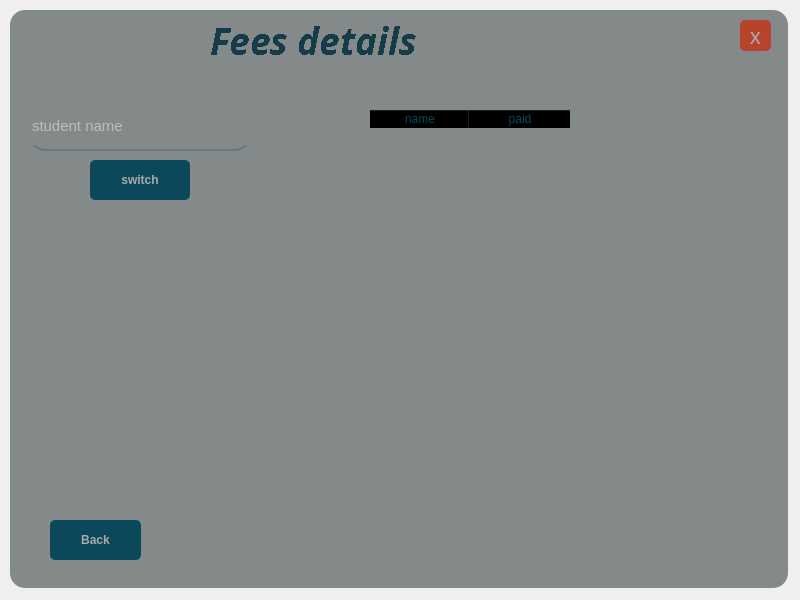
IxBahy/EDU-center-system, file UIs/fees_table.ui: the form before one commit.
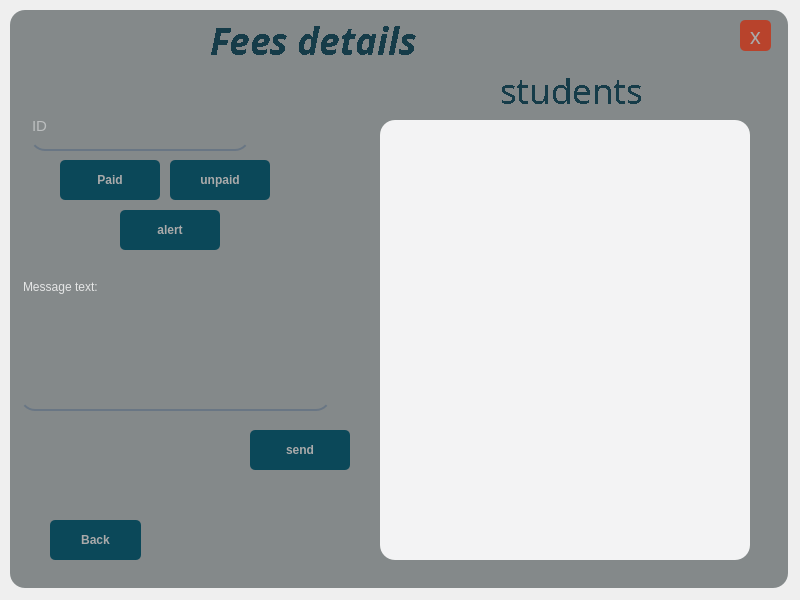
The form after the commit.

```diff
--- a/UIs/fees_table.ui
+++ b/UIs/fees_table.ui
@@ -174,63 +174,7 @@
       <string>Back</string>
      </property>
     </widget>
-    <widget class="QTableWidget" name="tableWidget">
-     <property name="geometry">
-      <rect>
-       <x>360</x>
-       <y>100</y>
-       <width>401</width>
-       <height>341</height>
-      </rect>
-     </property>
-     <property name="styleSheet">
-      <string notr="true">background-color: rgba(255, 255, 255, 0);
-color: rgb(10, 70, 86);</string>
-     </property>
-     <column>
-      <property name="text">
-       <string>name</string>
-      </property>
-      <property name="background">
-       <color alpha="0">
-        <red>0</red>
-        <green>0</green>
-        <blue>0</blue>
-       </color>
-      </property>
-      <property name="foreground">
-       <brush brushstyle="SolidPattern">
-        <color alpha="255">
-         <red>10</red>
-         <green>70</green>
-         <blue>86</blue>
-        </color>
-       </brush>
-      </property>
-     </column>
-     <column>
-      <property name="text">
-       <string>paid</string>
-      </property>
-      <property name="background">
-       <color alpha="0">
-        <red>0</red>
-        <green>0</green>
-        <blue>0</blue>
-       </color>
-      </property>
-      <property name="foreground">
-       <brush brushstyle="SolidPattern">
-        <color alpha="255">
-         <red>10</red>
-         <green>70</green>
-         <blue>86</blue>
-        </color>
-       </brush>
-      </property>
-     </column>
-    </widget>
-    <widget class="QLineEdit" name="first_Name">
+    <widget class="QLineEdit" name="id">
      <property name="geometry">
       <rect>
        <x>20</x>
@@ -252,13 +196,13 @@
 padding-bottom:7px;</string>
      </property>
      <property name="placeholderText">
-      <string>student name</string>
+      <string>ID</string>
      </property>
     </widget>
     <widget class="QPushButton" name="switch_Button">
      <property name="geometry">
       <rect>
-       <x>80</x>
+       <x>50</x>
        <y>150</y>
        <width>100</width>
        <height>40</height>
@@ -301,7 +245,269 @@
 </string>
      </property>
      <property name="text">
-      <string>switch</string>
+      <string>Paid</string>
+     </property>
+    </widget>
+    <widget class="QListWidget" name="students_List">
+     <property name="geometry">
+      <rect>
+       <x>370</x>
+       <y>110</y>
+       <width>370</width>
+       <height>440</height>
+      </rect>
+     </property>
+     <property name="styleSheet">
+      <string notr="true">background-color: rgba(255, 255, 255,230);
+font: 57 12pt &quot;Dubai Medium&quot;;</string>
+     </property>
+    </widget>
+    <widget class="QLabel" name="list_Name">
+     <property name="geometry">
+      <rect>
+       <x>490</x>
+       <y>20</y>
+       <width>181</width>
+       <height>121</height>
+      </rect>
+     </property>
+     <property name="font">
+      <font>
+       <family>Dubai Medium</family>
+       <pointsize>26</pointsize>
+       <weight>50</weight>
+       <italic>false</italic>
+       <bold>false</bold>
+       <underline>false</underline>
+       <strikeout>false</strikeout>
+       <stylestrategy>NoAntialias</stylestrategy>
+       <kerning>true</kerning>
+      </font>
+     </property>
+     <property name="styleSheet">
+      <string notr="true">color:rgb(22, 60, 73);
+background:none;</string>
+     </property>
+     <property name="text">
+      <string>students</string>
+     </property>
+    </widget>
+    <widget class="QPushButton" name="alert_Button">
+     <property name="geometry">
+      <rect>
+       <x>110</x>
+       <y>200</y>
+       <width>100</width>
+       <height>40</height>
+      </rect>
+     </property>
+     <property name="maximumSize">
+      <size>
+       <width>100</width>
+       <height>40</height>
+      </size>
+     </property>
+     <property name="font">
+      <font>
+       <pointsize>9</pointsize>
+       <weight>75</weight>
+       <bold>true</bold>
+      </font>
+     </property>
+     <property name="styleSheet">
+      <string notr="true">QPushButton#alert_Button{
+	
+	
+	background-color: rgb(11, 72, 89);
+	border-radius:5px;
+color:rgb(170, 170, 170);
+}
+QPushButton#alert_Button:hover{	
+	background-color: qlineargradient(spread:pad, x1:0.99, y1:1, x2:0, y2:0, stop:0.119403 rgba(19, 122, 150, 255), stop:0.791045 rgba(37, 44, 38, 255));
+	border-radius:5px;
+color:rgb(170, 170, 170);
+}
+QPushButton#alert_Button:pressed{
+	padding-left:5px;
+padding-top:5px;
+	background-color: qlineargradient(spread:pad, x1:0.99, y1:1, x2:0, y2:0, stop:0.119403 rgba(4, 29, 36, 255), stop:0.791045 rgba(37, 44, 38, 255));
+	border-radius:5px;
+color:rgb(170, 170, 170);
+}
+
+</string>
+     </property>
+     <property name="text">
+      <string>alert</string>
+     </property>
+    </widget>
+    <widget class="QPushButton" name="unpaid_Button">
+     <property name="geometry">
+      <rect>
+       <x>160</x>
+       <y>150</y>
+       <width>100</width>
+       <height>40</height>
+      </rect>
+     </property>
+     <property name="maximumSize">
+      <size>
+       <width>100</width>
+       <height>40</height>
+      </size>
+     </property>
+     <property name="font">
+      <font>
+       <pointsize>9</pointsize>
+       <weight>75</weight>
+       <bold>true</bold>
+      </font>
+     </property>
+     <property name="styleSheet">
+      <string notr="true">QPushButton#unpaid_Button{
+	
+	
+	background-color: rgb(11, 72, 89);
+	border-radius:5px;
+color:rgb(170, 170, 170);
+}
+QPushButton#unpaid_Button:hover{	
+	background-color: qlineargradient(spread:pad, x1:0.99, y1:1, x2:0, y2:0, stop:0.119403 rgba(19, 122, 150, 255), stop:0.791045 rgba(37, 44, 38, 255));
+	border-radius:5px;
+color:rgb(170, 170, 170);
+}
+QPushButton#unpaid_Button:pressed{
+	padding-left:5px;
+padding-top:5px;
+	background-color: qlineargradient(spread:pad, x1:0.99, y1:1, x2:0, y2:0, stop:0.119403 rgba(4, 29, 36, 255), stop:0.791045 rgba(37, 44, 38, 255));
+	border-radius:5px;
+color:rgb(170, 170, 170);
+}
+
+</string>
+     </property>
+     <property name="text">
+      <string>unpaid</string>
+     </property>
+    </widget>
+    <widget class="QLabel" name="note_msg">
+     <property name="geometry">
+      <rect>
+       <x>20</x>
+       <y>470</y>
+       <width>261</width>
+       <height>21</height>
+      </rect>
+     </property>
+     <property name="styleSheet">
+      <string notr="true">font: 10pt &quot;MS Shell Dlg 2&quot;;
+background-color: rgba(255, 255, 255, 0);
+color: rgb(143,0,0);</string>
+     </property>
+     <property name="text">
+      <string/>
+     </property>
+    </widget>
+    <widget class="QTextEdit" name="message_text">
+     <property name="geometry">
+      <rect>
+       <x>10</x>
+       <y>290</y>
+       <width>311</width>
+       <height>111</height>
+      </rect>
+     </property>
+     <property name="font">
+      <font>
+       <family>Dubai Medium</family>
+       <pointsize>15</pointsize>
+      </font>
+     </property>
+     <property name="styleSheet">
+      <string notr="true">background-color: rgba(0, 0, 0,0);
+border:none;
+border-bottom:2px solid rgba(105,118,132,255);
+color:rgba(255, 255, 255,230);
+padding-bottom:7px;</string>
+     </property>
+     <property name="html">
+      <string>&lt;!DOCTYPE HTML PUBLIC &quot;-//W3C//DTD HTML 4.0//EN&quot; &quot;http://www.w3.org/TR/REC-html40/strict.dtd&quot;&gt;
+&lt;html&gt;&lt;head&gt;&lt;meta name=&quot;qrichtext&quot; content=&quot;1&quot; /&gt;&lt;style type=&quot;text/css&quot;&gt;
+p, li { white-space: pre-wrap; }
+&lt;/style&gt;&lt;/head&gt;&lt;body style=&quot; font-family:'Dubai Medium'; font-size:15pt; font-weight:400; font-style:normal;&quot;&gt;
+&lt;p style=&quot;-qt-paragraph-type:empty; margin-top:0px; margin-bottom:0px; margin-left:0px; margin-right:0px; -qt-block-indent:0; text-indent:0px;&quot;&gt;&lt;br /&gt;&lt;/p&gt;&lt;/body&gt;&lt;/html&gt;</string>
+     </property>
+     <property name="placeholderText">
+      <string/>
+     </property>
+    </widget>
+    <widget class="QLabel" name="label">
+     <property name="geometry">
+      <rect>
+       <x>10</x>
+       <y>260</y>
+       <width>151</width>
+       <height>41</height>
+      </rect>
+     </property>
+     <property name="styleSheet">
+      <string notr="true">background-color: rgba(0, 0, 0,0);
+border:none;
+color:rgba(255, 255, 255,200);
+font: 57 14pt &quot;Dubai Medium&quot;;
+padding-bottom:7px;</string>
+     </property>
+     <property name="text">
+      <string>Message text:</string>
+     </property>
+    </widget>
+    <widget class="QPushButton" name="send_Button">
+     <property name="geometry">
+      <rect>
+       <x>240</x>
+       <y>420</y>
+       <width>100</width>
+       <height>40</height>
+      </rect>
+     </property>
+     <property name="maximumSize">
+      <size>
+       <width>100</width>
+       <height>40</height>
+      </size>
+     </property>
+     <property name="font">
+      <font>
+       <pointsize>9</pointsize>
+       <weight>75</weight>
+       <bold>true</bold>
+      </font>
+     </property>
+     <property name="styleSheet">
+      <string notr="true">QPushButton#send_Button{
+	
+	
+	background-color: rgb(11, 72, 89);
+	border-radius:5px;
+color:rgb(170, 170, 170);
+}
+QPushButton#send_Button:hover{	
+	background-color: qlineargradient(spread:pad, x1:0.99, y1:1, x2:0, y2:0, stop:0.119403 rgba(19, 122, 150, 255), stop:0.791045 rgba(37, 44, 38, 255));
+	border-radius:5px;
+color:rgb(170, 170, 170);
+}
+QPushButton#send_Button:pressed{
+	padding-left:5px;
+padding-top:5px;
+	background-color: qlineargradient(spread:pad, x1:0.99, y1:1, x2:0, y2:0, stop:0.119403 rgba(4, 29, 36, 255), stop:0.791045 rgba(37, 44, 38, 255));
+	border-radius:5px;
+color:rgb(170, 170, 170);
+}
+
+</string>
+     </property>
+     <property name="text">
+      <string>send</string>
      </property>
     </widget>
    </widget>
```
